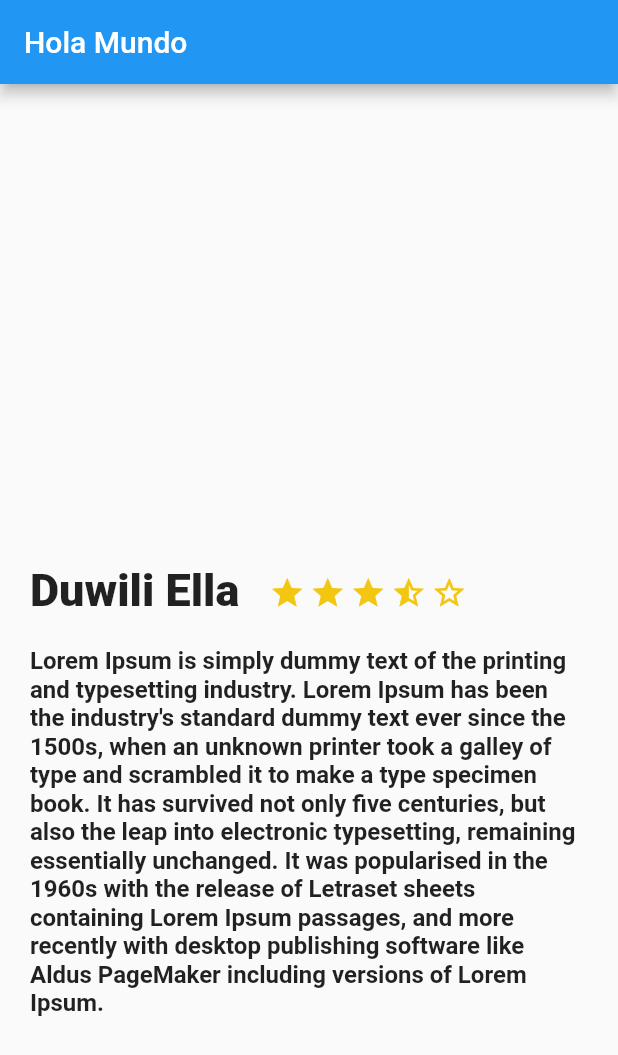
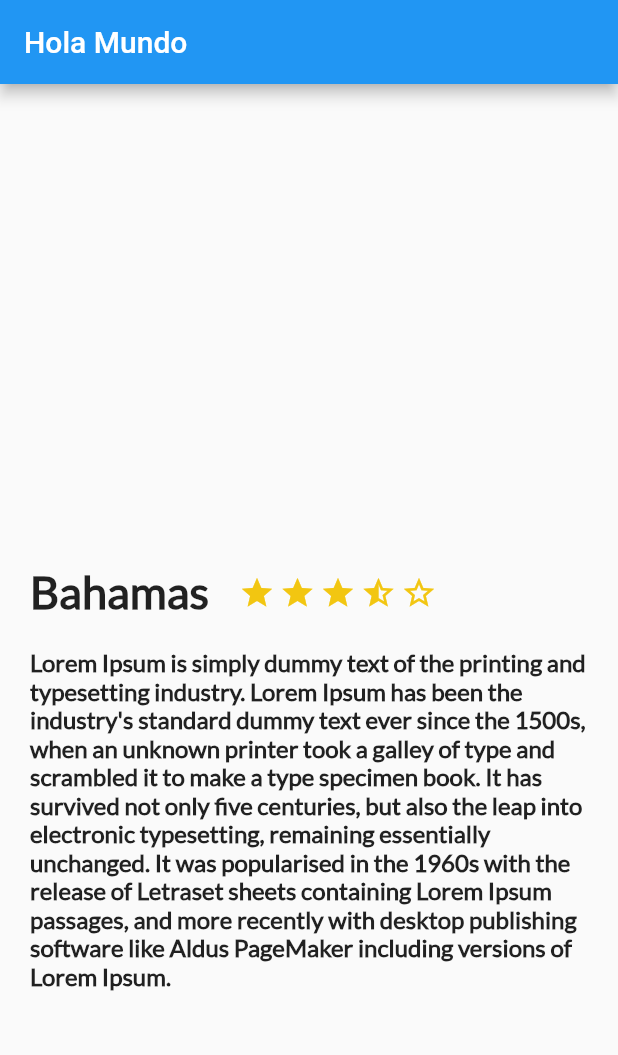
Before and after one commit to edgvac22/practice-flutter-platzi, a Flutter app: the screen it shows after launch, on a phone screen of 412 x 824 dp. Shown: the top 1055 px of the screen. Run offline on Flutter 3.47's test engine with Material 2 defaults, Android fonts, the phone set to English and light mode, and no system bars.

Commit message:
Adding font Lato - Google Fonts

```diff
--- a/lib/description_place.dart
+++ b/lib/description_place.dart
@@ -1,13 +1,11 @@
 import 'package:flutter/material.dart';
 
 class DescriptionPlace extends StatelessWidget {
-  const DescriptionPlace(namePlace, stars, descriptionPlace, {Key? key}) : super(key: key);
+  DescriptionPlace(this.namePlace, this.stars, this.descriptionPlace, {Key? key}) : super(key: key);
 
-  get descriptionPlace => null;
-
-  get namePlace => null;
-
-  get stars => null;
+    String namePlace;
+    int stars;
+    String descriptionPlace;
 
   @override
   Widget build(BuildContext context) {
@@ -36,14 +34,6 @@ class DescriptionPlace extends StatelessWidget {
       ),
     );
 
-    String namePlace;
-    int stars;
-    String descriptionPlace;
-
-    DescriptionPlace(this.namePlace, this.stars, this.descriptionPlace);
-
-    String descriptionDummy = "Lorem Ipsum is simply dummy text of the printing and typesetting industry. Lorem Ipsum has been the industry's standard dummy text ever since the 1500s, when an unknown printer took a galley of type and scrambled it to make a type specimen book. It has survived not only five centuries, but also the leap into electronic typesetting, remaining essentially unchanged. It was popularised in the 1960s with the release of Letraset sheets containing Lorem Ipsum passages, and more recently with desktop publishing software like Aldus PageMaker including versions of Lorem Ipsum.";
-
     final star = Container (
       margin: const EdgeInsets.only(
         top: 323.0,
@@ -62,8 +52,9 @@ class DescriptionPlace extends StatelessWidget {
         right: 20.0
       ),
       child: Text(
-        descriptionDummy,
+        descriptionPlace,
         style: const TextStyle(
+          fontFamily: "Lato",
           fontSize: 16.0,
           fontWeight: FontWeight.bold,
           ),
@@ -78,9 +69,10 @@ class DescriptionPlace extends StatelessWidget {
             left: 20.0,
             right: 20.0
           ),
-          child: const Text(
-            "Duwili Ella",
-            style: TextStyle(
+          child:  Text(
+            namePlace,
+            style: const TextStyle(
+              fontFamily: "Lato",
               fontSize: 30.0,
               fontWeight: FontWeight.w900
             ),
@@ -96,10 +88,8 @@ class DescriptionPlace extends StatelessWidget {
             starBorder
           ],
         )
-
       ],
     );
-
     return Column(
       children: <Widget>[
         titleStars,
--- a/pubspec.yaml
+++ b/pubspec.yaml
@@ -87,3 +87,7 @@ flutter:
   #
   # For details regarding fonts from package dependencies,
   # see https://flutter.dev/custom-fonts/#from-packages
+  fonts:
+    - family: Lato
+      fonts:
+        - asset: fonts/Lato-Regular.ttf
```
Also changed, not shown: fonts/Lato-Regular.ttf (added).
